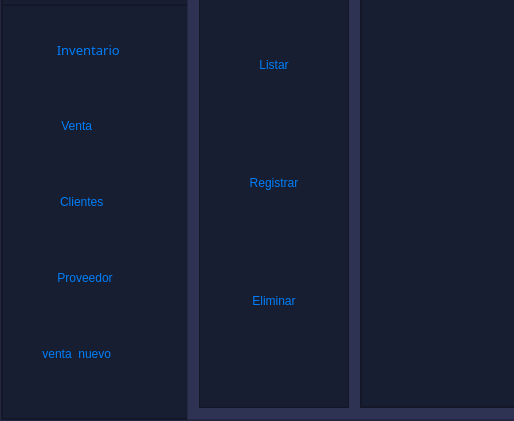
Before: the Qt Designer form View/nuevo_menu.ui in DanielSajvin/Proyecto_basedatos, drawn with Qt 5; both pictures show x 0 to 514 and y 219 to 640 of the 1278 by 640 pixel window.
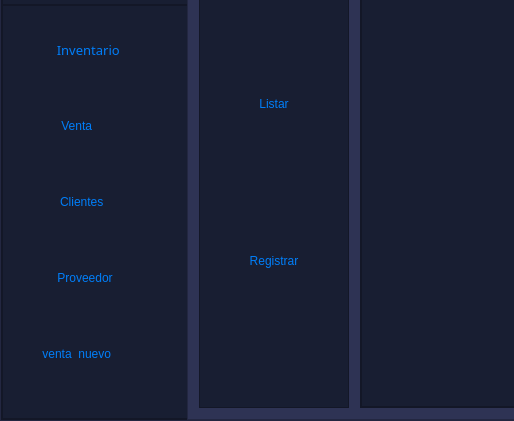
After: the same form once the commit is applied. Icons and pictures are not drawn.

Commit message: eliminando boton

Diff of the .ui file:
```diff
--- a/View/nuevo_menu.ui
+++ b/View/nuevo_menu.ui
@@ -1133,19 +1133,6 @@
                    </property>
                   </widget>
                  </item>
-                 <item>
-                  <widget class="QPushButton" name="btn_eliminar_cliente">
-                   <property name="minimumSize">
-                    <size>
-                     <width>120</width>
-                     <height>30</height>
-                    </size>
-                   </property>
-                   <property name="text">
-                    <string>Eliminar</string>
-                   </property>
-                  </widget>
-                 </item>
                 </layout>
                </widget>
               </item>
```
